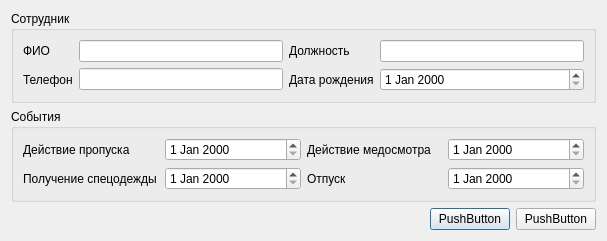
coreofdevelop/Staff, file editform.ui: the form before one commit.
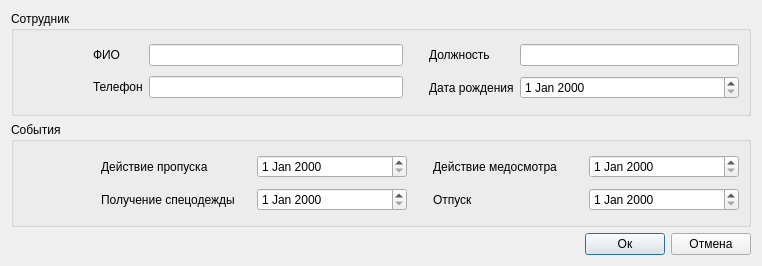
The form after the commit.

The edit to the form file:
```diff
--- a/editform.ui
+++ b/editform.ui
@@ -6,8 +6,8 @@
    <rect>
     <x>0</x>
     <y>0</y>
-    <width>607</width>
-    <height>220</height>
+    <width>762</width>
+    <height>263</height>
    </rect>
   </property>
   <property name="windowTitle">
@@ -19,7 +19,25 @@
      <property name="title">
       <string>Сотрудник</string>
      </property>
+     <layout class="QGridLayout" name="gridLayout_7">
+      <item row="0" column="0">
+       <widget class="QLabel" name="imgPhoto">
+        <property name="minimumSize">
+         <size>
+          <width>64</width>
+          <height>64</height>
+         </size>
+        </property>
+        <property name="text">
+         <string/>
+        </property>
+       </widget>
+      </item>
+      <item row="0" column="1">
      <layout class="QGridLayout" name="gridLayout">
+        <property name="rightMargin">
+         <number>10</number>
+        </property>
       <item row="0" column="0">
        <widget class="QLabel" name="label">
         <property name="text">
@@ -28,17 +46,7 @@
        </widget>
       </item>
       <item row="0" column="1">
-       <widget class="QLineEdit" name="lineEdit"/>
-      </item>
-      <item row="0" column="2">
-       <widget class="QLabel" name="label_2">
-        <property name="text">
-         <string>Должность</string>
-        </property>
-       </widget>
-      </item>
-      <item row="0" column="3">
-       <widget class="QLineEdit" name="lineEdit_2"/>
+         <widget class="QLineEdit" name="lineEditName"/>
       </item>
       <item row="1" column="0">
        <widget class="QLabel" name="label_3">
@@ -48,17 +56,36 @@
        </widget>
       </item>
       <item row="1" column="1">
-       <widget class="QLineEdit" name="lineEdit_3"/>
-      </item>
-      <item row="1" column="2">
+         <widget class="QLineEdit" name="lineEditPhone"/>
+        </item>
+       </layout>
+      </item>
+      <item row="0" column="2">
+       <layout class="QGridLayout" name="gridLayout_6">
+        <property name="leftMargin">
+         <number>10</number>
+        </property>
+        <item row="0" column="0">
+         <widget class="QLabel" name="label_2">
+          <property name="text">
+           <string>Должность</string>
+          </property>
+         </widget>
+        </item>
+        <item row="0" column="1">
+         <widget class="QLineEdit" name="lineEditPosition"/>
+        </item>
+        <item row="1" column="0">
        <widget class="QLabel" name="label_4">
         <property name="text">
          <string>Дата рождения</string>
         </property>
        </widget>
       </item>
-      <item row="1" column="3">
-       <widget class="QDateEdit" name="dateEdit"/>
+        <item row="1" column="1">
+         <widget class="QDateEdit" name="dateEditBirth"/>
+        </item>
+       </layout>
       </item>
      </layout>
     </widget>
@@ -68,7 +95,31 @@
      <property name="title">
       <string>События</string>
      </property>
+     <layout class="QGridLayout" name="gridLayout_5">
+      <item row="0" column="0">
+       <widget class="QLabel" name="imgCalendar">
+        <property name="minimumSize">
+         <size>
+          <width>64</width>
+          <height>64</height>
+         </size>
+        </property>
+        <property name="maximumSize">
+         <size>
+          <width>72</width>
+          <height>16777215</height>
+         </size>
+        </property>
+        <property name="text">
+         <string/>
+        </property>
+       </widget>
+      </item>
+      <item row="0" column="1">
      <layout class="QGridLayout" name="gridLayout_2">
+        <property name="rightMargin">
+         <number>10</number>
+        </property>
       <item row="0" column="0">
        <widget class="QLabel" name="label_5">
         <property name="text">
@@ -77,17 +128,7 @@
        </widget>
       </item>
       <item row="0" column="1">
-       <widget class="QDateEdit" name="dateEdit_2"/>
-      </item>
-      <item row="0" column="2">
-       <widget class="QLabel" name="label_6">
-        <property name="text">
-         <string>Действие медосмотра</string>
-        </property>
-       </widget>
-      </item>
-      <item row="0" column="3">
-       <widget class="QDateEdit" name="dateEdit_3"/>
+         <widget class="QDateEdit" name="dateEditPass"/>
       </item>
       <item row="1" column="0">
        <widget class="QLabel" name="label_7">
@@ -97,17 +138,43 @@
        </widget>
       </item>
       <item row="1" column="1">
-       <widget class="QDateEdit" name="dateEdit_4"/>
-      </item>
-      <item row="1" column="2">
+         <widget class="QDateEdit" name="dateEditClothes"/>
+        </item>
+       </layout>
+      </item>
+      <item row="0" column="2">
+       <layout class="QGridLayout" name="gridLayout_4">
+        <property name="leftMargin">
+         <number>10</number>
+        </property>
+        <item row="0" column="0">
+         <widget class="QLabel" name="label_6">
+          <property name="text">
+           <string>Действие медосмотра</string>
+          </property>
+         </widget>
+        </item>
+        <item row="0" column="1">
+         <widget class="QDateEdit" name="dateEditMed">
+          <property name="minimumSize">
+           <size>
+            <width>0</width>
+            <height>0</height>
+           </size>
+          </property>
+         </widget>
+        </item>
+        <item row="1" column="0">
        <widget class="QLabel" name="label_8">
         <property name="text">
          <string>Отпуск</string>
         </property>
        </widget>
       </item>
-      <item row="1" column="3">
-       <widget class="QDateEdit" name="dateEdit_5"/>
+        <item row="1" column="1">
+         <widget class="QDateEdit" name="dateEditVacation"/>
+        </item>
+       </layout>
       </item>
      </layout>
     </widget>
@@ -128,14 +195,14 @@
    <item row="2" column="1">
     <widget class="QPushButton" name="pushButton">
      <property name="text">
-      <string>PushButton</string>
+      <string>Ок</string>
      </property>
     </widget>
    </item>
    <item row="2" column="2">
     <widget class="QPushButton" name="pushButton_2">
      <property name="text">
-      <string>PushButton</string>
+      <string>Отмена</string>
      </property>
     </widget>
    </item>
```
Left out of the diff: 4 changed lines with no effect on the pictures. Lines whose indentation alone changed are shown as unchanged.
